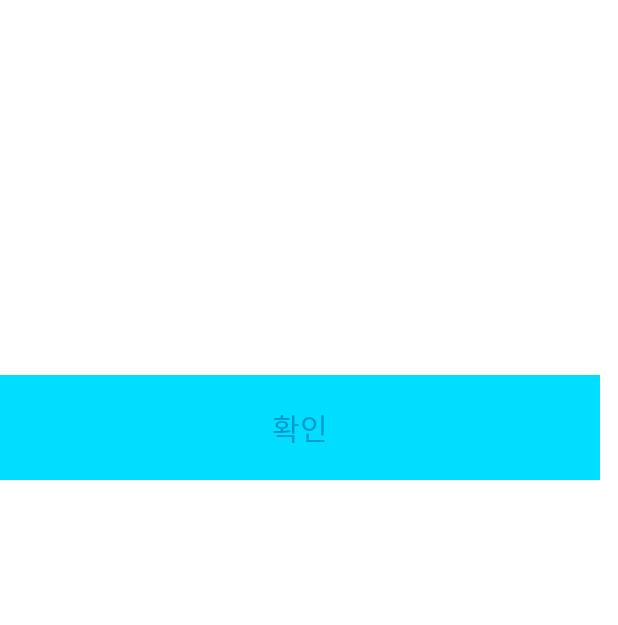
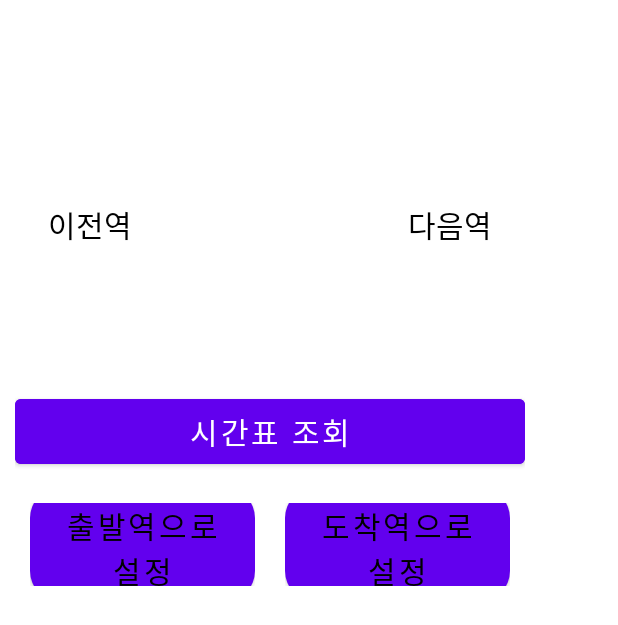
Before and after one commit to henryseo1000/teamproject_1, an Android app: the layout activity_path_popup.xml on its own in the app's theme, with its tools: preview values and no code run, on a phone screen of 412 x 824 dp. Shown: the top 625 px of the screen. Run offline under Robolectric (Android 15) with nearby library versions, the phone set to English and light mode, and no system bars.

Commit message:
팝업창 변경, 210번역 터치이벤트 테스트

```diff
--- a/frontend/app/src/main/java/com/example/mjusubwaystation_fe/activity/MainActivity.java
+++ b/frontend/app/src/main/java/com/example/mjusubwaystation_fe/activity/MainActivity.java
@@ -52,16 +52,13 @@ import retrofit2.converter.gson.GsonConverterFactory;
 public class MainActivity extends AppCompatActivity {
     private static final String CHANNEL_ID = "channel_1_ID";
     private static final String CHANNEL_NAME = "channel_1";
-    private TextView output;
+    private TextView output, settings;
     public EditText startpoint_input, destination_input;
-    public Button find_path;
-    public Button swap_path;
-    public TextView settings;
+    public Button find_path, swap_path;
     public static String startpoint, destination;
     public static Call<RouteDTO> call;
     RouteDTO result;
-    float curX;  //눌린 곳의 X좌표
-    float curY;  //눌린 곳의 Y좌표
+    float curX, curY;
     DrawerLayout drawerLayout;
     NavigationView navigationView;
     @Override
@@ -165,7 +162,7 @@ public class MainActivity extends AppCompatActivity {
                     int start, end;
                     start = Integer.parseInt(startpoint);
                     end = Integer.parseInt(destination);
-                    call = service1.getRouteData(start, end, "time", "16:30");
+                    call = service1.getRouteData(start, end, "time", "16:30");// 현재 시간을 디폴트로
                     call.enqueue(fun);
                 }
                 catch(Exception e) {
@@ -193,10 +190,15 @@ public class MainActivity extends AppCompatActivity {
             public void onPhotoTap(ImageView view, float x, float y) {
                 curX = x;  //눌린 곳의 X좌표
                 curY = y;  //눌린 곳의 Y좌표
+                int station = 0;
 
                 printString("손가락 눌림 : " + curX + ", " + curY);
-                mOnPopupClick();
+                if(curX < 0.346342447 && curX > 0.32620087 && curY < 0.06421511 && curY > 0.03996398){
+                    station = 210;
+                }
 
+                printString("손가락 눌림 : " + station);
+                mOnPopupClick(station);
             }
         });
 
@@ -258,11 +260,12 @@ public class MainActivity extends AppCompatActivity {
 
     }
 
-    //버튼
-    public void mOnPopupClick(){
+    //터치 시 팝업
+    public void mOnPopupClick(int station){
         Intent intent = new Intent(this, PathPopupActivity.class);
         intent.putExtra("X", curX);
         intent.putExtra("Y", curY);
+        intent.putExtra("station", station);
         startActivityForResult(intent, 1);
     }
 
--- a/frontend/app/src/main/java/com/example/mjusubwaystation_fe/activity/PathPopupActivity.java
+++ b/frontend/app/src/main/java/com/example/mjusubwaystation_fe/activity/PathPopupActivity.java
@@ -1,4 +1,6 @@
 package com.example.mjusubwaystation_fe.activity;
+
+import static java.sql.Types.NULL;
 
 import android.app.Activity;
 import android.content.Intent;
@@ -20,15 +22,18 @@ public class PathPopupActivity extends Activity {
         setContentView(R.layout.activity_path_popup);
         btn1 = (TextView) findViewById(R.id.btn1);
         Title = (TextView) findViewById(R.id.Title);
-        Content = (TextView) findViewById(R.id.Content);
-
-        Title.setText("터치 이벤트가 호출되었습니다!");
+        Content = (TextView) findViewById(R.id.name);
 
         Intent intent = getIntent();
         float dataX = intent.getFloatExtra("X", 0);
         float dataY = intent.getFloatExtra("Y", 0);
+        Title.setText("터치 이벤트가 호출되었습니다!");
 
-        Content.setText("터치 좌표 : " + dataX + "," + dataY);
+        int station = intent.getIntExtra("station", 0);
+
+        if(station != NULL) {
+            Content.setText("" + station);
+        }
 
         btn1.setOnClickListener(new View.OnClickListener() {
             @Override
--- a/frontend/app/src/main/res/drawable/round.xml
+++ b/frontend/app/src/main/res/drawable/button_round.xml
@@ -1,13 +1,11 @@
 <?xml version="1.0" encoding="utf-8"?>
 
 <shape xmlns:android="http://schemas.android.com/apk/res/android"
-    android:padding="10dp"
     android:shape="rectangle">
 
-    <solid android:color="#e6e6e6"/>
+    <solid android:color="#DDDDFF"/>
 
     <corners
-        android:bottomLeftRadius="20dp"
-        android:bottomRightRadius="20dp"/>
+        android:radius="20dp" />
 
 </shape>
--- a/frontend/app/src/main/res/layout/activity_path_popup.xml
+++ b/frontend/app/src/main/res/layout/activity_path_popup.xml
@@ -1,38 +1,121 @@
 <?xml version="1.0" encoding="utf-8"?>
 <LinearLayout xmlns:android="http://schemas.android.com/apk/res/android"
     android:orientation="vertical"
-    android:layout_width="400dp"
-    android:layout_height="320dp">
+    android:layout_width="360dp"
+    android:layout_height="400dp"
+    android:backgroundTint="@color/white"
+    android:background="@drawable/button_round">
+
+    <LinearLayout
+        android:layout_width="match_parent"
+        android:layout_height="50dp"
+        android:orientation="horizontal">
 
         <TextView
             android:id="@+id/Title"
             android:layout_width="match_parent"
-        android:layout_height="50dp"
-        android:gravity="center" />
+            android:layout_height="match_parent"
+            android:textColor="#FF6200EE"
+            android:textSize="20sp"
+            android:gravity="center"/>
 
-    <TextView
-        android:id="@+id/Content"
-        android:layout_width="match_parent"
-        android:layout_height="200dp"
-        android:background="@android:color/background_light"
-        android:gravity="center"
-        android:textSize="20sp"
-        android:textColor="@color/black"/>
+    </LinearLayout>
 
     <LinearLayout
         android:layout_width="match_parent"
-        android:layout_height="match_parent"
-        android:background="@android:color/holo_blue_bright"
+        android:layout_height="200dp"
         android:orientation="horizontal">
 
         <TextView
+            android:id="@+id/Prev"
+            android:layout_width="120dp"
+            android:layout_height="match_parent"
+            android:gravity="center"
+            android:textSize="20sp"
+            android:text="이전역"
+            android:textColor="@color/black"/>
+
+        <TextView
+            android:id="@+id/name"
+            android:layout_width="120dp"
+            android:layout_height="match_parent"
+            android:gravity="center"
+            android:textSize="50sp"
+            android:textColor="@color/black"/>
+
+        <TextView
+            android:id="@+id/Next"
+            android:layout_width="120dp"
+            android:layout_height="match_parent"
+            android:gravity="center"
+            android:textSize="20sp"
+            android:text="다음역"
+            android:textColor="@color/black"/>
+
+    </LinearLayout>
+
+    <LinearLayout
+        android:layout_width="match_parent"
+        android:layout_height="75dp"
+        android:orientation="horizontal"
+        android:backgroundTint="@color/white"
+        android:padding="10dp">
+
+        <Button
+            android:id="@+id/time_table"
+            android:layout_width="match_parent"
+            android:layout_height="match_parent"
+            android:gravity="center"
+            android:textSize="20sp"
+            android:text="시간표 조회"
+            android:paddingHorizontal="10dp"
+            android:backgroundTint="#FF6200EE"
+            />
+
+    </LinearLayout>
+
+    <LinearLayout
+        android:layout_width="match_parent"
+        android:layout_height="75dp"
+        android:orientation="horizontal"
+        android:gravity="center"
+        android:padding="10dp">
+
+        <LinearLayout
+            android:layout_width="160dp"
+            android:layout_height="75dp"
+            android:gravity="center"
+            android:paddingRight="10dp">
+
+            <Button
                 android:id="@+id/btn1"
                 android:layout_width="match_parent"
                 android:layout_height="match_parent"
                 android:gravity="center"
                 android:textSize="20sp"
-            android:text="확인"
-            android:textColor="@android:color/holo_blue_dark"/>
+                android:text="출발역으로 설정"
+                android:textColor="@color/black"
+                android:background="@drawable/button_round" />
+
+        </LinearLayout>
+
+        <LinearLayout
+            android:layout_width="160dp"
+            android:layout_height="75dp"
+            android:gravity="center"
+            android:paddingLeft="10dp">
+
+            <Button
+                android:id="@+id/btn2"
+                android:layout_width="match_parent"
+                android:layout_height="match_parent"
+                android:gravity="center"
+                android:textSize="20sp"
+                android:text="도착역으로 설정"
+                android:textColor="@color/black"
+                android:background="@drawable/button_round"/>
+
+        </LinearLayout>
 
     </LinearLayout>
 </LinearLayout>
```
Also changed, not shown: frontend/app/src/main/res/layout/activity_find_path.xml (+0 -8 lines). Lines whose indentation alone changed are shown as unchanged.
